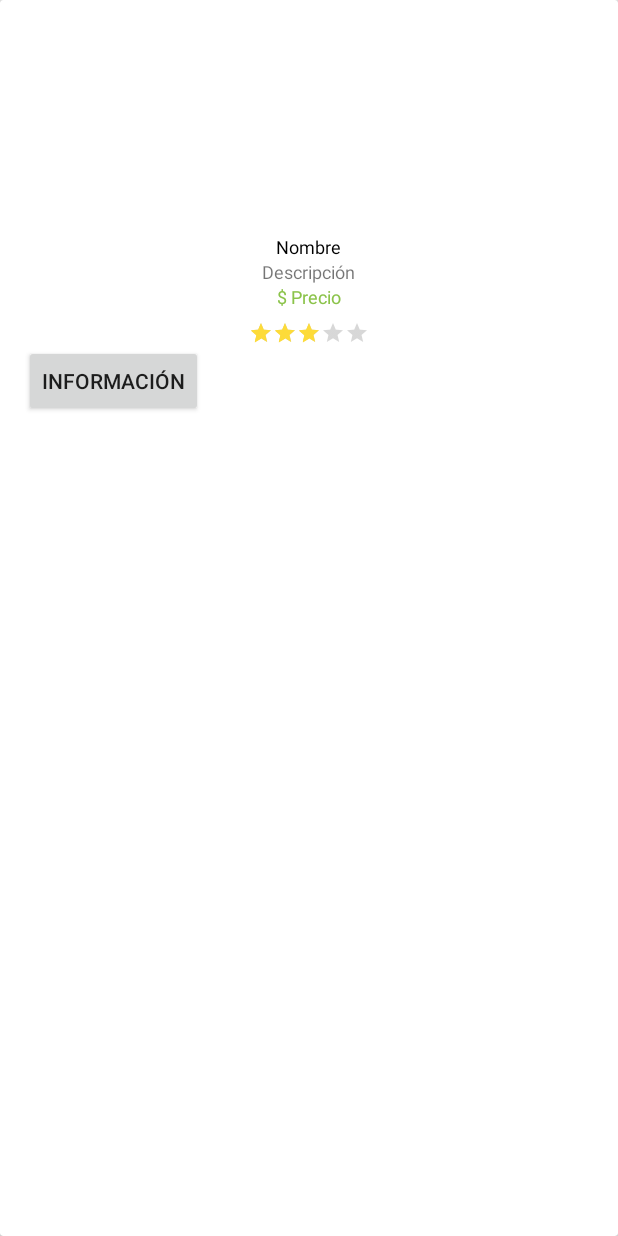
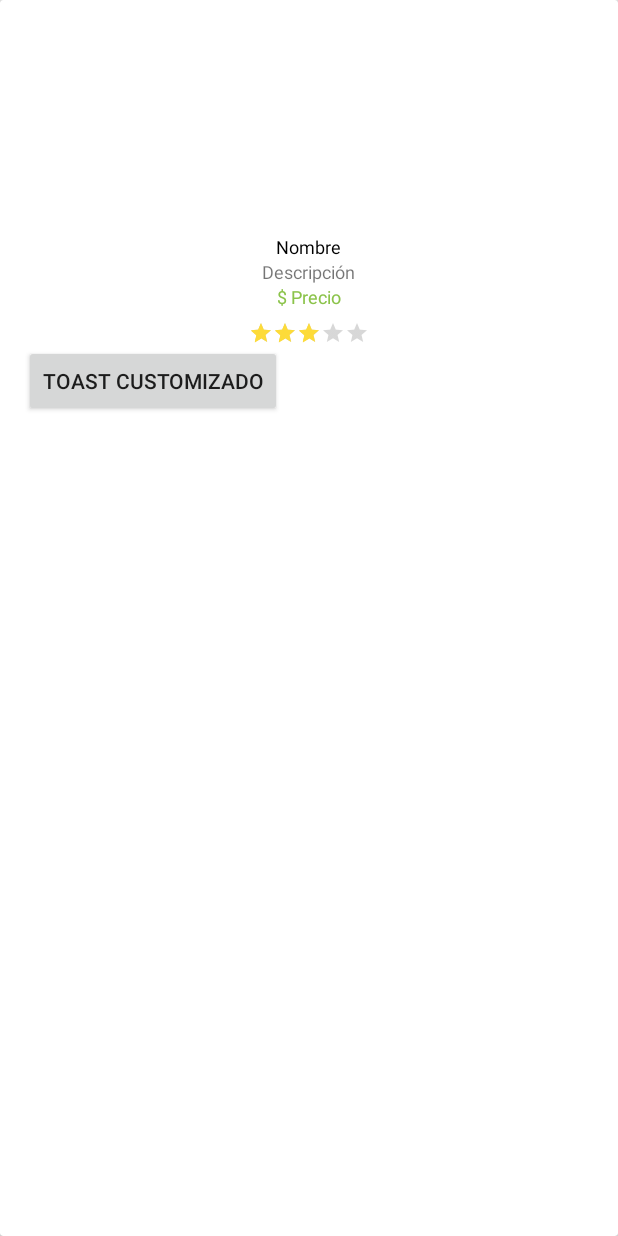
Before and after one commit to EriAlvarez/Movilesotono, an Android app: the layout grid_item.xml on its own in the app's theme, with its tools: preview values and no code run, on a phone screen of 412 x 824 dp. Run offline under Robolectric (Android 15) with nearby library versions, the phone set to English and light mode, and no system bars.

Commit message:
Se agrego la informacion emergente con un toast customizado

```diff
--- a/app/src/main/res/layout/grid_item.xml
+++ b/app/src/main/res/layout/grid_item.xml
@@ -62,12 +62,18 @@
             android:progressTint="#FDDB39"
             android:rating="3"
             android:secondaryProgressTint="#FDDB39" />
-        <Button
+       <!-- <Button
             android:id="@+id/button_toast"
             android:layout_width="wrap_content"
             android:layout_height="wrap_content"
             android:layout_below="@+id/rating"
             android:layout_centerHorizontal="true"
-            android:text="Información"/>
+            android:text="Información"/>-->
+        <Button
+            android:id="@+id/button3"
+            android:layout_width="wrap_content"
+            android:layout_height="wrap_content"
+            android:text="Toast customizado"
+            android:onClick="prueba3"/>
     </LinearLayout>
 </android.support.v7.widget.CardView>
```
Also changed, not shown: app/src/main/java/com/herprogramacion/trickmarket/GridAdapter.java (+13 -2 lines), app/src/main/java/com/herprogramacion/trickmarket/MainActivity.java (+11 -0 lines), app/src/main/res/layout/toast1.xml (added, +21 -0 lines), app/src/main/res/menu/menu_main.xml (indentation only).
